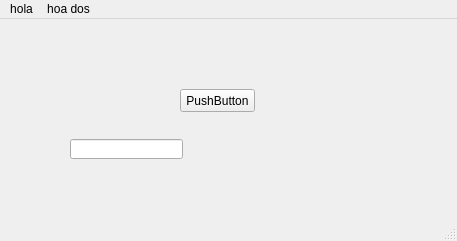
Qt form cedula/mainWindow.ui (dignacio/python) before a commit.
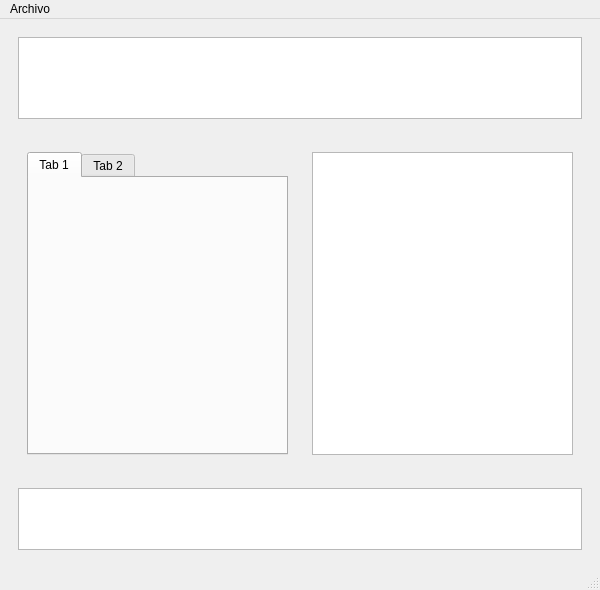
The same form after that commit.

Patch:
```diff
--- a/cedula/mainWindow.ui
+++ b/cedula/mainWindow.ui
@@ -6,63 +6,141 @@
    <rect>
     <x>0</x>
     <y>0</y>
-    <width>457</width>
-    <height>241</height>
+    <width>600</width>
+    <height>590</height>
    </rect>
   </property>
+  <property name="sizePolicy">
+   <sizepolicy hsizetype="Fixed" vsizetype="Fixed">
+    <horstretch>0</horstretch>
+    <verstretch>0</verstretch>
+   </sizepolicy>
+  </property>
+  <property name="minimumSize">
+   <size>
+    <width>600</width>
+    <height>590</height>
+   </size>
+  </property>
   <property name="windowTitle">
    <string>MainWindow</string>
   </property>
   <widget class="QWidget" name="centralwidget">
-   <widget class="QPushButton" name="pushButton">
-    <property name="geometry">
-     <rect>
-      <x>180</x>
-      <y>70</y>
-      <width>75</width>
-      <height>23</height>
-     </rect>
-    </property>
-    <property name="text">
-     <string>PushButton</string>
-    </property>
-   </widget>
-   <widget class="QLineEdit" name="lineEdit">
-    <property name="geometry">
-     <rect>
-      <x>70</x>
-      <y>120</y>
-      <width>113</width>
-      <height>20</height>
-     </rect>
-    </property>
-   </widget>
+   <layout class="QVBoxLayout" name="verticalLayout_3">
+    <item>
+     <widget class="QWidget" name="widget" native="true">
+      <property name="sizePolicy">
+       <sizepolicy hsizetype="Preferred" vsizetype="Fixed">
+        <horstretch>0</horstretch>
+        <verstretch>0</verstretch>
+       </sizepolicy>
+      </property>
+      <property name="minimumSize">
+       <size>
+        <width>0</width>
+        <height>100</height>
+       </size>
+      </property>
+      <property name="maximumSize">
+       <size>
+        <width>16777215</width>
+        <height>100</height>
+       </size>
+      </property>
+      <layout class="QGridLayout" name="gridLayout">
+       <item row="0" column="0">
+        <widget class="QListView" name="listView"/>
+       </item>
+      </layout>
+     </widget>
+    </item>
+    <item>
+     <widget class="QWidget" name="widget_2" native="true">
+      <layout class="QHBoxLayout" name="horizontalLayout">
+       <item>
+        <widget class="QWidget" name="widget_4" native="true">
+         <layout class="QVBoxLayout" name="verticalLayout">
+          <item>
+           <widget class="QTabWidget" name="tabWidget">
+            <widget class="QWidget" name="tab">
+             <attribute name="title">
+              <string>Tab 1</string>
+             </attribute>
+            </widget>
+            <widget class="QWidget" name="tab_2">
+             <attribute name="title">
+              <string>Tab 2</string>
+             </attribute>
+            </widget>
+           </widget>
+          </item>
+         </layout>
+        </widget>
+       </item>
+       <item>
+        <widget class="QWidget" name="widget_5" native="true">
+         <property name="minimumSize">
+          <size>
+           <width>0</width>
+           <height>0</height>
+          </size>
+         </property>
+         <property name="maximumSize">
+          <size>
+           <width>400</width>
+           <height>16777215</height>
+          </size>
+         </property>
+         <layout class="QGridLayout" name="gridLayout_3">
+          <item row="0" column="0">
+           <widget class="QListView" name="listView_2"/>
+          </item>
+         </layout>
+        </widget>
+       </item>
+      </layout>
+     </widget>
+    </item>
+    <item>
+     <widget class="QWidget" name="widget_3" native="true">
+      <property name="minimumSize">
+       <size>
+        <width>0</width>
+        <height>80</height>
+       </size>
+      </property>
+      <property name="maximumSize">
+       <size>
+        <width>16777215</width>
+        <height>80</height>
+       </size>
+      </property>
+      <layout class="QGridLayout" name="gridLayout_2">
+       <item row="0" column="0">
+        <widget class="QListWidget" name="listWidget"/>
+       </item>
+      </layout>
+     </widget>
+    </item>
+   </layout>
   </widget>
   <widget class="QMenuBar" name="menubar">
    <property name="geometry">
     <rect>
      <x>0</x>
      <y>0</y>
-     <width>457</width>
+     <width>600</width>
      <height>21</height>
     </rect>
    </property>
-   <widget class="QMenu" name="menuhola">
+   <widget class="QMenu" name="menu">
     <property name="title">
-     <string>hola</string>
+     <string>Archivo</string>
     </property>
     <addaction name="actionuno"/>
     <addaction name="actiondos"/>
    </widget>
-   <widget class="QMenu" name="menuhoa_dos">
-    <property name="title">
-     <string>hoa dos</string>
-    </property>
-    <addaction name="actionuno_2"/>
-    <addaction name="actiondos_2"/>
-   </widget>
-   <addaction name="menuhola"/>
-   <addaction name="menuhoa_dos"/>
+   <addaction name="menu"/>
   </widget>
   <widget class="QStatusBar" name="statusbar"/>
   <action name="actionuno">
```
Left out of the diff: 34 changed lines with no effect on the pictures.
